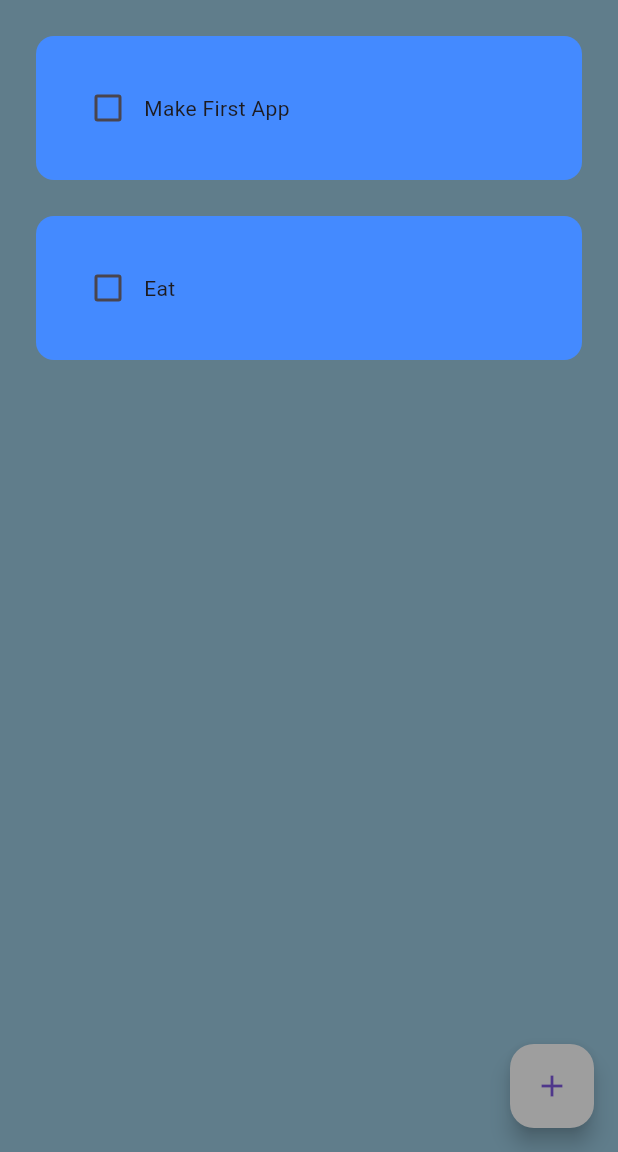
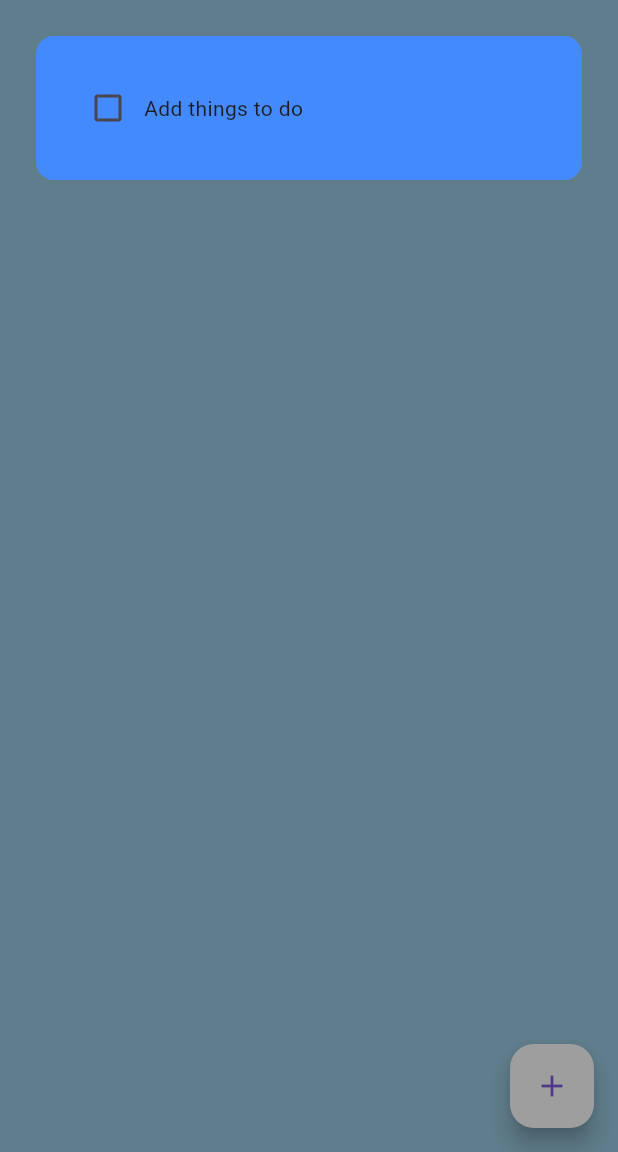
Before and after one commit to SolomonB127/ToDoNest, a Flutter app: the screen it shows after launch, on a phone screen of 412 x 824 dp, the part 84-1236 px from its top. Run offline on Flutter 3.47's test engine with Material 3 defaults, Android fonts, the light colour scheme and no system bars; drawn by our look-alikes of flutter_slidable; our stand-ins replace hive_flutter; accounts and stored records are empty.

Commit message:
Code clean up

```diff
--- a/lib/data/database.dart
+++ b/lib/data/database.dart
@@ -10,8 +10,7 @@ class ToDoDB {
   // run this if app is opened for the first time ever (default values)
   void createInitialData() {
     toDoTask = [
-      ["Make First App", false],
-      ["Eat", false],
+      ["Add things to do", false],
     ];
   }
 
```
